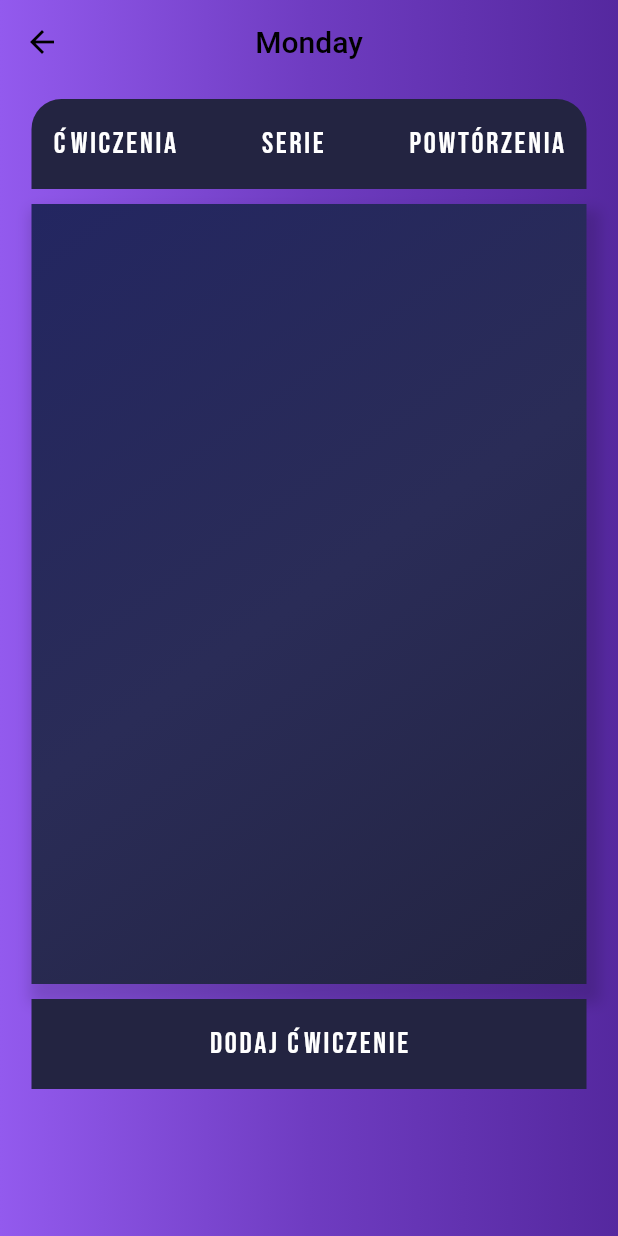
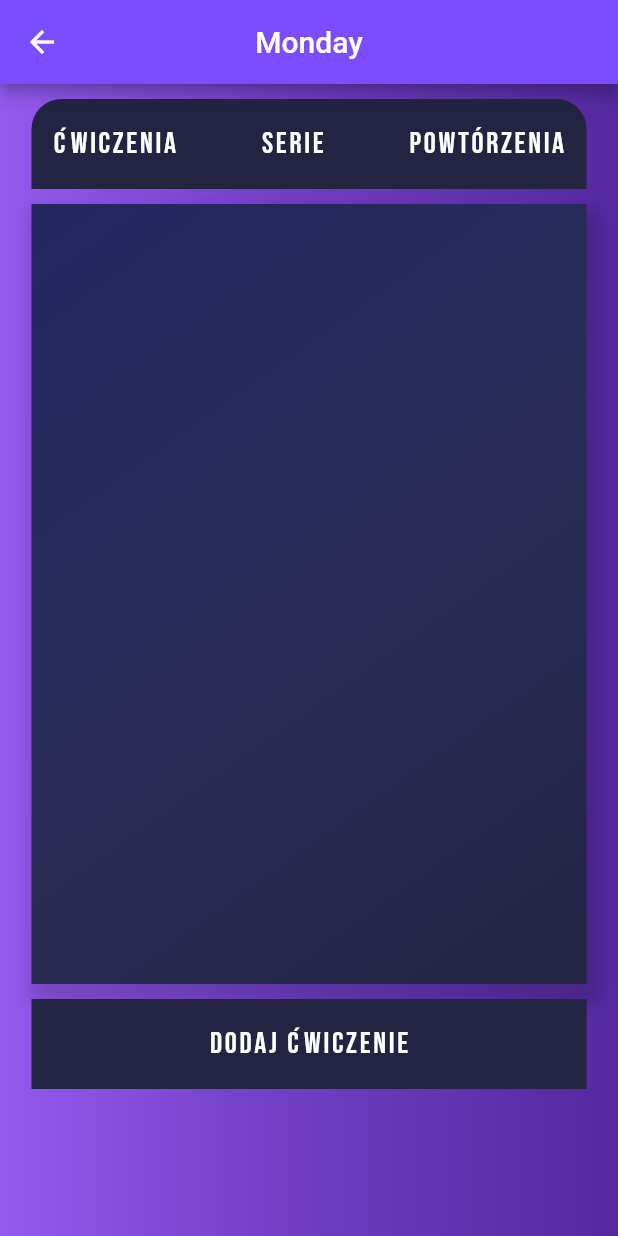
Before and after one commit to jakubzawada/this_is_your_training, a Flutter app: the screen it shows once a user with an empty profile is signed in, item 2 of the bottom bar chosen, after a tap on "Poniedziałek", on a phone screen of 412 x 824 dp. Run offline on Flutter 3.47's test engine with Material 2 defaults, Android fonts, the phone set to English and light mode, and no system bars; our stand-ins replace bloc, cloud_firestore, curved_navigation_bar, firebase_auth, firebase_core, firebase_storage and 5 more; missing offline and left inert: flutter_facebook_auth; accounts and stored records are empty.

Commit message:
Implement freezed for TrainingModel

```diff
--- a/lib/app/features/home/views/training days/friday_page_content.dart
+++ b/lib/app/features/home/views/training days/friday_page_content.dart
@@ -14,14 +14,11 @@ class FridayPageContent extends StatelessWidget {
     return Scaffold(
       extendBodyBehindAppBar: true,
       appBar: AppBar(
-        iconTheme: const IconThemeData(color: Colors.black),
+        backgroundColor: Colors.deepPurpleAccent,
         title: const Text(
           'Friday',
-          style: TextStyle(color: Colors.black),
         ),
         centerTitle: true,
-        backgroundColor: Colors.transparent,
-        elevation: 0,
       ),
       body: Container(
         width: double.infinity,
--- a/lib/app/features/home/views/training days/monday_page_content.dart
+++ b/lib/app/features/home/views/training days/monday_page_content.dart
@@ -14,14 +14,11 @@ class MondayPageContent extends StatelessWidget {
     return Scaffold(
       extendBodyBehindAppBar: true,
       appBar: AppBar(
-        iconTheme: const IconThemeData(color: Colors.black),
+        backgroundColor: Colors.deepPurpleAccent,
         title: const Text(
           'Monday',
-          style: TextStyle(color: Colors.black),
         ),
         centerTitle: true,
-        backgroundColor: Colors.transparent,
-        elevation: 0,
       ),
       body: Container(
         width: double.infinity,
--- a/lib/app/features/home/views/training days/saturday_page_content.dart
+++ b/lib/app/features/home/views/training days/saturday_page_content.dart
@@ -15,14 +15,11 @@ class SaturdayPageContent extends StatelessWidget {
     return Scaffold(
       extendBodyBehindAppBar: true,
       appBar: AppBar(
-        iconTheme: const IconThemeData(color: Colors.black),
+        backgroundColor: Colors.deepPurpleAccent,
         title: const Text(
           'Saturday',
-          style: TextStyle(color: Colors.black),
         ),
         centerTitle: true,
-        backgroundColor: Colors.transparent,
-        elevation: 0,
       ),
       body: Container(
         width: double.infinity,
--- a/lib/app/features/home/views/training days/sunday_page_content.dart
+++ b/lib/app/features/home/views/training days/sunday_page_content.dart
@@ -15,14 +15,11 @@ class SundayPageContent extends StatelessWidget {
     return Scaffold(
       extendBodyBehindAppBar: true,
       appBar: AppBar(
-        iconTheme: const IconThemeData(color: Colors.black),
+        backgroundColor: Colors.deepPurpleAccent,
         title: const Text(
           'Sunday',
-          style: TextStyle(color: Colors.black),
         ),
         centerTitle: true,
-        backgroundColor: Colors.transparent,
-        elevation: 0,
       ),
       body: Container(
         width: double.infinity,
--- a/lib/app/features/home/views/training days/thursday_page_content.dart
+++ b/lib/app/features/home/views/training days/thursday_page_content.dart
@@ -15,14 +15,11 @@ class ThursdayPageContent extends StatelessWidget {
     return Scaffold(
       extendBodyBehindAppBar: true,
       appBar: AppBar(
-        iconTheme: const IconThemeData(color: Colors.black),
+        backgroundColor: Colors.deepPurpleAccent,
         title: const Text(
           'Thursday',
-          style: TextStyle(color: Colors.black),
         ),
         centerTitle: true,
-        backgroundColor: Colors.transparent,
-        elevation: 0,
       ),
       body: Container(
         width: double.infinity,
--- a/lib/app/features/home/views/training days/tuesday_page_content.dart
+++ b/lib/app/features/home/views/training days/tuesday_page_content.dart
@@ -14,14 +14,11 @@ class TuesdayPageContent extends StatelessWidget {
     return Scaffold(
       extendBodyBehindAppBar: true,
       appBar: AppBar(
-        iconTheme: const IconThemeData(color: Colors.black),
+        backgroundColor: Colors.deepPurpleAccent,
         title: const Text(
           'Tuesday',
-          style: TextStyle(color: Colors.black),
         ),
         centerTitle: true,
-        backgroundColor: Colors.transparent,
-        elevation: 0,
       ),
       body: Container(
         width: double.infinity,
--- a/lib/app/features/home/views/training days/wednesday_page_content.dart
+++ b/lib/app/features/home/views/training days/wednesday_page_content.dart
@@ -15,14 +15,11 @@ class WednesdayPageContent extends StatelessWidget {
     return Scaffold(
       extendBodyBehindAppBar: true,
       appBar: AppBar(
-        iconTheme: const IconThemeData(color: Colors.black),
+        backgroundColor: Colors.deepPurpleAccent,
         title: const Text(
           'Wednesday',
-          style: TextStyle(color: Colors.black),
         ),
         centerTitle: true,
-        backgroundColor: Colors.transparent,
-        elevation: 0,
       ),
       body: Container(
         width: double.infinity,
--- a/lib/data/forum_data_sources/training_remote_data_source.dart
+++ b/lib/data/forum_data_sources/training_remote_data_source.dart
@@ -330,7 +330,7 @@ class TrainingsRemoteDataSource {
     await FirebaseFirestore.instance
         .collection('users')
         .doc(userId)
-        .collection('trainings1')
+        .collection('trainings6')
         .add(
       {
         'name6': exerciseName,
--- a/lib/models/training_model.dart
+++ b/lib/models/training_model.dart
@@ -1,53 +1,35 @@
-import 'package:json_annotation/json_annotation.dart';
+import 'package:freezed_annotation/freezed_annotation.dart';
 
+part 'training_model.freezed.dart';
 part 'training_model.g.dart';
 
-@JsonSerializable()
-class TrainingModel {
-  TrainingModel({
-    required this.name,
-    required this.id,
-    required this.series,
-    required this.repeat,
-  });
-
-  final String name;
-  final String id;
-  final int series;
-  final int repeat;
+@freezed
+class TrainingModel with _$TrainingModel {
+  factory TrainingModel(
+    String name,
+    String id,
+    int series,
+    int repeat,
+  ) = _TrainingModel;
 
   factory TrainingModel.fromJson(Map<String, dynamic> json) =>
       _$TrainingModelFromJson(json);
 
-  Map<String, dynamic> toJson() => _$TrainingModelToJson(this);
-
   factory TrainingModel.fromJson1(Map<String, dynamic> json) =>
       _$TrainingModelFromJson1(json);
-
-  Map<String, dynamic> toJson1() => _$TrainingModelToJson1(this);
 
   factory TrainingModel.fromJson2(Map<String, dynamic> json) =>
       _$TrainingModelFromJson2(json);
 
-  Map<String, dynamic> toJson2() => _$TrainingModelToJson2(this);
-
   factory TrainingModel.fromJson3(Map<String, dynamic> json) =>
       _$TrainingModelFromJson3(json);
-
-  Map<String, dynamic> toJson3() => _$TrainingModelToJson3(this);
 
   factory TrainingModel.fromJson4(Map<String, dynamic> json) =>
       _$TrainingModelFromJson4(json);
 
-  Map<String, dynamic> toJson4() => _$TrainingModelToJson4(this);
-
   factory TrainingModel.fromJson5(Map<String, dynamic> json) =>
       _$TrainingModelFromJson5(json);
 
-  Map<String, dynamic> toJson5() => _$TrainingModelToJson5(this);
-
   factory TrainingModel.fromJson6(Map<String, dynamic> json) =>
       _$TrainingModelFromJson6(json);
-
-  Map<String, dynamic> toJson6() => _$TrainingModelToJson6(this);
 }
```
Also changed, not shown: lib/app/features/home/views/training days/add exercises/add_friday_exercise_page_content.dart (+9 -10 lines), lib/app/features/home/views/training days/add exercises/add_monday_exercise_page_content.dart (+9 -10 lines), lib/app/features/home/views/training days/add exercises/add_saturday_exercise_page_content.dart (+9 -10 lines), lib/app/features/home/views/training days/add exercises/add_sunday_exercise_page_content.dart (+9 -10 lines), lib/app/features/home/views/training days/add exercises/add_thursday_exercise_page_content.dart (+9 -10 lines), lib/app/features/home/views/training days/add exercises/add_tuesday_exercise_page_content.dart (+9 -10 lines), lib/app/features/home/views/training days/add exercises/add_wednesday_exercise_page_content.dart (+9 -10 lines), lib/models/forum_model.dart (+0 -43 lines), lib/models/training_model.freezed.dart (added), lib/models/training_model.g.dart.
